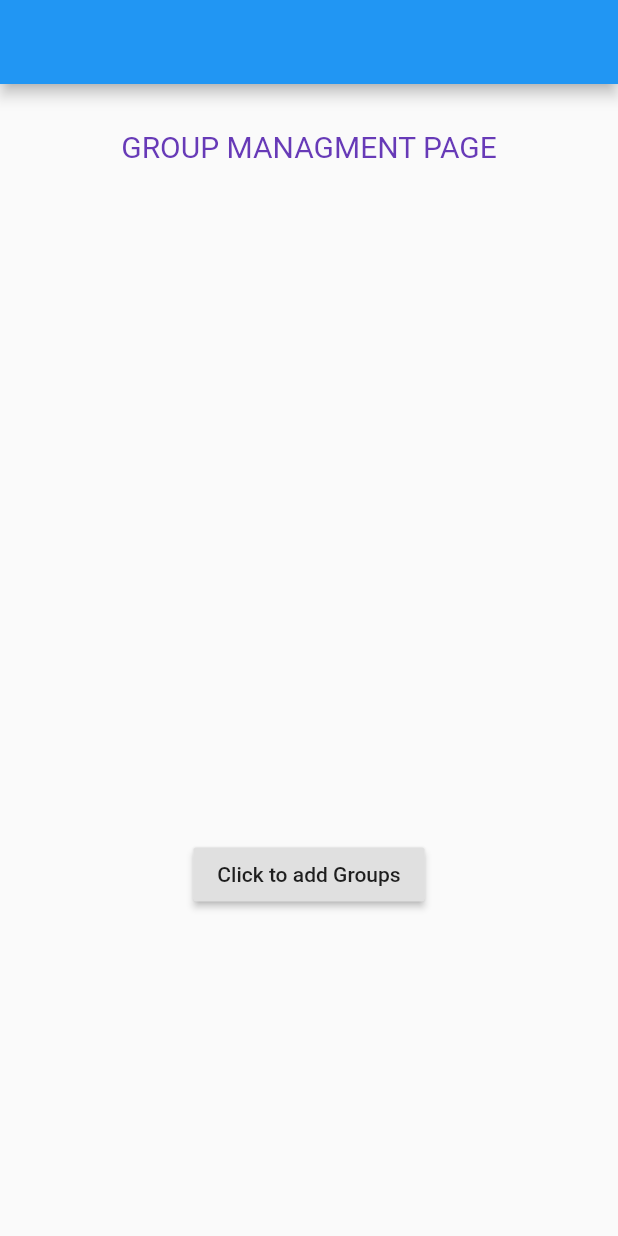
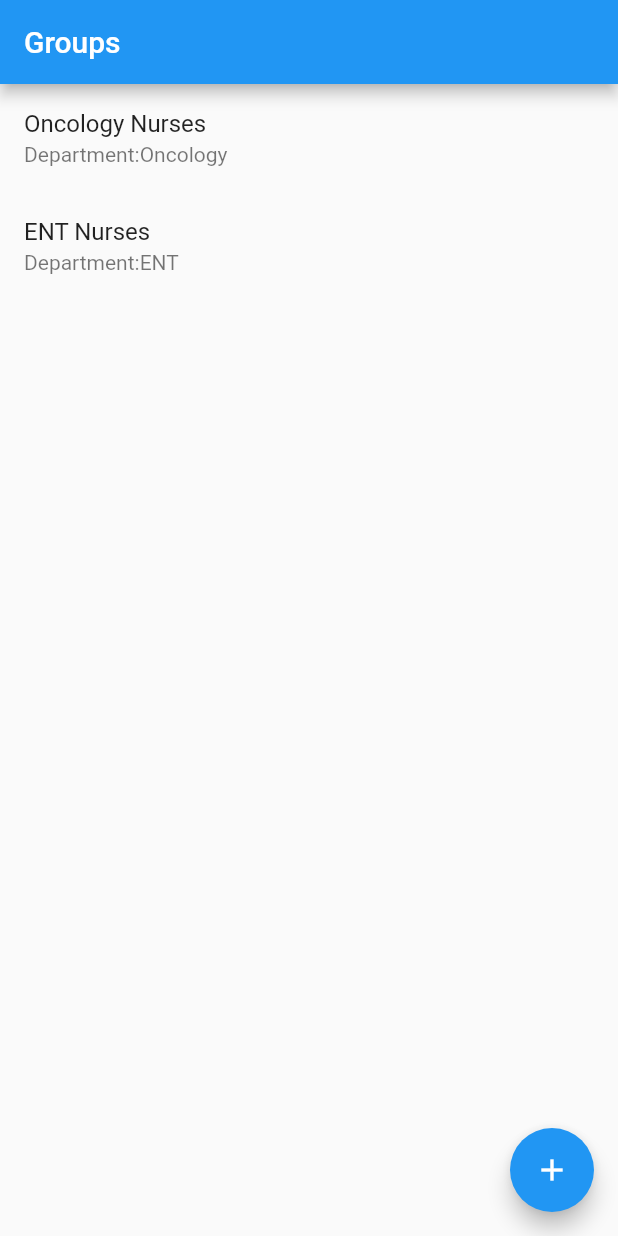
Before and after one commit to Sharan-ayush08/duty_managment2, a Flutter app: the screen it shows after launch, on a phone screen of 412 x 824 dp. Run offline on Flutter 3.47's test engine with Material 2 defaults, Android fonts, the phone set to English and light mode, and no system bars.

Commit message:
Modular Coding Structure Created

```diff
--- a/lib/main.dart
+++ b/lib/main.dart
@@ -1,104 +1,15 @@
-import 'dart:ffi';
-
-// ignore: unused_import
-import 'package:duty_managment2/pages/dialog.dart';
+import 'package:duty_managment2/screens/view_groups.dart';
 import 'package:flutter/material.dart';
 
 void main() {
-  runApp(MyApp());
+  runApp(MaterialApp(home: MyApp()));
 }
 
-class MyApp extends StatefulWidget {
+class MyApp extends StatelessWidget {
   const MyApp({Key? key}) : super(key: key);
 
   @override
-  _MyAppState createState() => _MyAppState();
-}
-
-class _MyAppState extends State<MyApp> {
-  final _textFieldController = TextEditingController();
-  final GlobalKey _key = GlobalKey();
-  // ignore: deprecated_member_use
-
-  @override
-  void dispose() {
-    _textFieldController.dispose();
-    super.dispose();
-  }
-
-  @override
   Widget build(BuildContext context) {
-    return MaterialApp(
-      themeMode: ThemeMode.light,
-      home: Scaffold(
-        appBar: AppBar(),
-        body: SingleChildScrollView(
-          child: Container(
-            child: Column(
-              children: <Widget>[
-                Center(
-                  child: Padding(
-                    padding: const EdgeInsets.only(top: 30.0),
-                    child: Text(
-                      "GROUP MANAGMENT PAGE",
-                      style: TextStyle(color: Colors.deepPurple, fontSize: 20),
-                    ),
-                  ),
-                ),
-                Padding(
-                  padding: const EdgeInsets.only(top: 450.0),
-                  // ignore: deprecated_member_use
-                  child: Builder(
-                    builder: (context) {
-                      // ignore: deprecated_member_use
-                      return RaisedButton(
-                        child: Text("Click to add Groups"),
-                        onPressed: () {
-                          _showInformationDialog(context);
-                        },
-                      );
-                    },
-                  ),
-                )
-              ],
-            ),
-          ),
-        ),
-      ),
-    );
-  }
-
-  _showInformationDialog(BuildContext context) {
-    return showDialog(
-        context: context,
-        builder: (context) {
-          return Dialog(
-            shape: RoundedRectangleBorder(
-              borderRadius: BorderRadius.circular(20),
-            ),
-            elevation: 16,
-            child: Container(
-              height: 360.0,
-              width: 400.0,
-              child: ListView(
-                children: <Widget>[
-                  SizedBox(
-                    height: 24,
-                  ),
-                  Center(
-                    child: Text(
-                      "GROUP DETAILS",
-                      style: TextStyle(
-                          fontSize: 24,
-                          color: Colors.blueGrey[800],
-                          fontWeight: FontWeight.bold),
-                    ),
-                  ),
-                  dialog(),
-                ],
-              ),
-            ),
-          );
-        });
+    return ViewGroupsPage();
   }
 }
--- /dev/null
+++ b/lib/models/group.dart
@@ -0,0 +1,15 @@
+import 'package:flutter/foundation.dart';
+
+class Group with ChangeNotifier {
+  String groupName;
+  String hospitalName;
+  String departmentName;
+  // List<Member> groupMembers=[];
+
+  Group({
+    this.groupName = 'My Group',
+    this.hospitalName = '',
+    this.departmentName = '',
+// this.groupMembers,
+  });
+}
--- /dev/null
+++ b/lib/providers/my_groups.dart
@@ -0,0 +1,26 @@
+import 'package:flutter/material.dart';
+
+import '../models/group.dart';
+
+class Groups with ChangeNotifier {
+  static List<Group> groupItems = [
+    Group(
+      groupName: 'Oncology Nurses',
+      departmentName: 'Oncology',
+      hospitalName: 'SSKM',
+    ),
+    Group(
+      groupName: 'ENT Nurses',
+      departmentName: 'ENT',
+      hospitalName: 'SSKM',
+    ),
+  ];
+  List<Group> get items {
+    return [...groupItems];
+  }
+
+  void addGroup(value) {
+    groupItems.add(value);
+    notifyListeners();
+  }
+}
--- /dev/null
+++ b/lib/screens/view_groups.dart
@@ -0,0 +1,79 @@
+import 'package:flutter/material.dart';
+
+import '../providers/my_groups.dart';
+import '../models/group.dart';
+import '../screens/popup_dialogs/dialog.dart';
+
+class ViewGroupsPage extends StatelessWidget {
+  static const routeName = '/view_groups';
+  const ViewGroupsPage({Key? key}) : super(key: key);
+
+  @override
+  Widget build(BuildContext context) {
+    List<Group> myGroups = Groups.groupItems;
+    return Scaffold(
+      appBar: AppBar(
+        backgroundColor: Colors.blue,
+        title: Text("Groups"),
+      ),
+      floatingActionButton: FloatingActionButton(
+        onPressed: () {
+          _showInformationDialog(context);
+        },
+        child: Icon(Icons.add),
+      ),
+      body: myGroups.isEmpty
+          ? Center(
+              child: Text('No Groups'),
+            )
+          : ListView.builder(
+              scrollDirection: Axis.vertical,
+              itemCount: myGroups.length,
+              itemBuilder: (BuildContext ctx, int index) {
+                return Column(
+                  children: <ListTile>[
+                    ListTile(
+                      title: Text(myGroups[index].groupName),
+                      subtitle:
+                          Text('Department:' + myGroups[index].departmentName),
+                    )
+                  ],
+                );
+              }),
+    );
+  }
+
+  _showInformationDialog(BuildContext context) {
+    return showDialog(
+      context: context,
+      builder: (context) {
+        return Dialog(
+          shape: RoundedRectangleBorder(
+            borderRadius: BorderRadius.circular(20),
+          ),
+          elevation: 16,
+          child: Container(
+            child: ListView(
+              shrinkWrap: true,
+              children: <Widget>[
+                Center(
+                  child: Padding(
+                    padding: const EdgeInsets.all(15.0),
+                    child: Text(
+                      "GROUP DETAILS",
+                      style: TextStyle(
+                          fontSize: 24,
+                          color: Colors.blueGrey[800],
+                          fontWeight: FontWeight.bold),
+                    ),
+                  ),
+                ),
+                PopupDialog(),
+              ],
+            ),
+          ),
+        );
+      },
+    );
+  }
+}
```
Also changed, not shown: lib/screens/popup_dialogs/dialog.dart (renamed from lib/pages/dialog.dart, +8 -8 lines), pubspec.lock.
